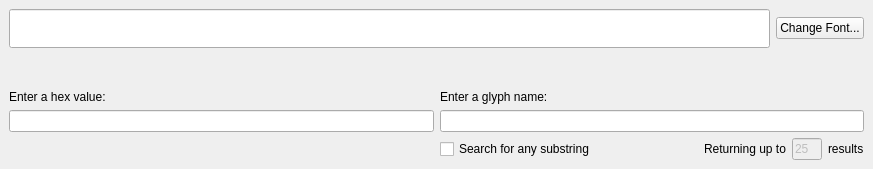
Above: mainwindow.ui from adamb924/UnicodeInput before the change. Below: the same form after it.
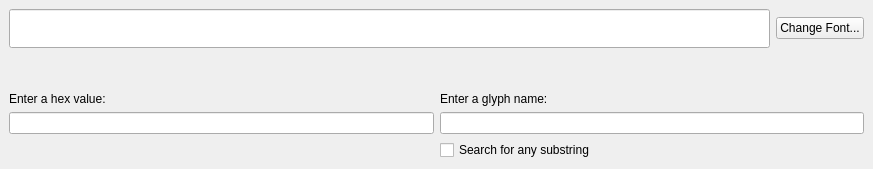
That is the form after the change. Custom widgets are drawn as their Qt base class.

Commit message: Use model/view for substring searching

```diff
--- a/mainwindow.ui
+++ b/mainwindow.ui
@@ -111,48 +111,6 @@
           </property>
          </spacer>
         </item>
-        <item>
-         <widget class="QLabel" name="label_3">
-          <property name="sizePolicy">
-           <sizepolicy hsizetype="Preferred" vsizetype="Fixed">
-            <horstretch>0</horstretch>
-            <verstretch>0</verstretch>
-           </sizepolicy>
-          </property>
-          <property name="text">
-           <string>Returning up to</string>
-          </property>
-         </widget>
-        </item>
-        <item>
-         <widget class="QLineEdit" name="numberToReturn">
-          <property name="enabled">
-           <bool>false</bool>
-          </property>
-          <property name="maximumSize">
-           <size>
-            <width>30</width>
-            <height>16777215</height>
-           </size>
-          </property>
-          <property name="text">
-           <string>25</string>
-          </property>
-         </widget>
-        </item>
-        <item>
-         <widget class="QLabel" name="label_4">
-          <property name="sizePolicy">
-           <sizepolicy hsizetype="Preferred" vsizetype="Fixed">
-            <horstretch>0</horstretch>
-            <verstretch>0</verstretch>
-           </sizepolicy>
-          </property>
-          <property name="text">
-           <string>results</string>
-          </property>
-         </widget>
-        </item>
        </layout>
       </item>
       <item row="1" column="0">
```
The commit also changes 2 other files.
